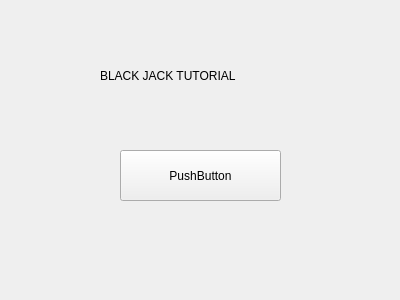
Before: the Qt Designer form title.ui in BrandonWortmann/Blackjack2.0, drawn with Qt 5.
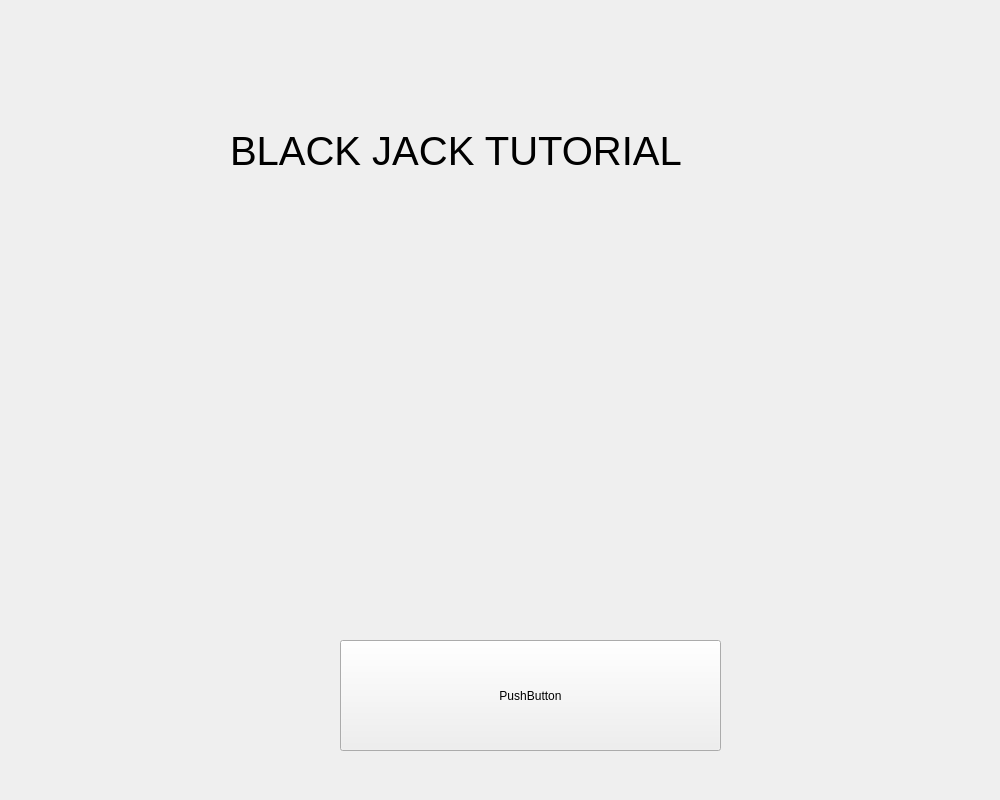
After: the same form once the commit is applied.

Commit message: smoothed title animation

The edit to the form file:
```diff
--- a/title.ui
+++ b/title.ui
@@ -6,8 +6,8 @@
    <rect>
     <x>0</x>
     <y>0</y>
-    <width>400</width>
-    <height>300</height>
+    <width>1000</width>
+    <height>800</height>
    </rect>
   </property>
   <property name="windowTitle">
@@ -16,23 +16,31 @@
   <widget class="QLabel" name="label">
    <property name="geometry">
     <rect>
-     <x>100</x>
-     <y>40</y>
-     <width>201</width>
-     <height>71</height>
+     <x>230</x>
+     <y>60</y>
+     <width>791</width>
+     <height>181</height>
     </rect>
    </property>
+   <property name="font">
+    <font>
+     <pointsize>30</pointsize>
+    </font>
+   </property>
    <property name="text">
     <string>BLACK JACK TUTORIAL</string>
    </property>
+   <property name="wordWrap">
+    <bool>false</bool>
+   </property>
   </widget>
   <widget class="QPushButton" name="startBtn">
    <property name="geometry">
     <rect>
-     <x>120</x>
-     <y>150</y>
-     <width>161</width>
-     <height>51</height>
+     <x>340</x>
+     <y>640</y>
+     <width>381</width>
+     <height>111</height>
     </rect>
    </property>
    <property name="text">
```
The commit also changes 5 other files.
